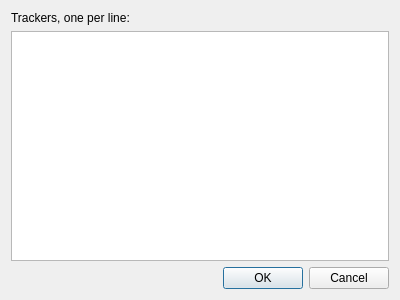
First picture: the form in src/plugins/bittorrent/trackerschanger.ui, repository 0xd34df00d/leechcraft, before the edit.
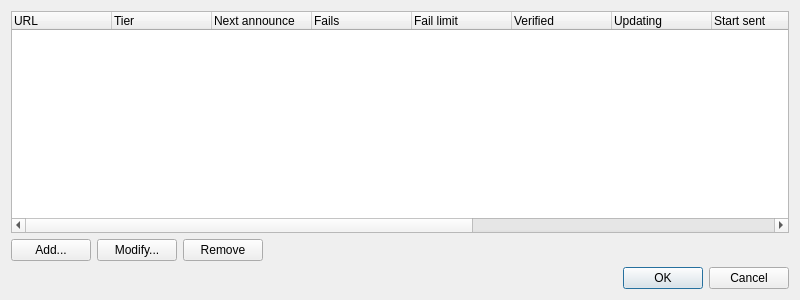
Second picture: the form after the edit.

Commit message: BitTorrent: better TrackersChanger.

```diff
--- a/src/plugins/bittorrent/trackerschanger.ui
+++ b/src/plugins/bittorrent/trackerschanger.ui
@@ -1,39 +1,147 @@
 <ui version="4.0" >
  <class>TrackersChanger</class>
- <widget class="QDialog" name="TrackersChanger" >
-  <property name="geometry" >
+ <widget class="QDialog" name="TrackersChanger">
+  <property name="geometry">
    <rect>
     <x>0</x>
     <y>0</y>
-    <width>400</width>
+    <width>800</width>
     <height>300</height>
    </rect>
   </property>
-  <property name="windowTitle" >
-   <string>Dialog</string>
+  <property name="sizePolicy">
+   <sizepolicy hsizetype="Expanding" vsizetype="Preferred">
+    <horstretch>0</horstretch>
+    <verstretch>0</verstretch>
+   </sizepolicy>
   </property>
-  <layout class="QVBoxLayout" >
+  <property name="windowTitle">
+   <string>Change trackers</string>
+  </property>
+  <layout class="QVBoxLayout" name="verticalLayout">
    <item>
-    <widget class="QLabel" name="label" >
-     <property name="text" >
-      <string>Trackers, one per line:</string>
+    <widget class="QTreeWidget" name="Trackers_">
+     <property name="editTriggers">
+      <set>QAbstractItemView::NoEditTriggers</set>
      </property>
+     <property name="rootIsDecorated">
+      <bool>false</bool>
+     </property>
+     <property name="uniformRowHeights">
+      <bool>true</bool>
+     </property>
+     <column>
+      <property name="text">
+       <string>URL</string>
+      </property>
+     </column>
+     <column>
+      <property name="text">
+       <string>Tier</string>
+      </property>
+     </column>
+     <column>
+      <property name="text">
+       <string>Next announce</string>
+      </property>
+     </column>
+     <column>
+      <property name="text">
+       <string>Fails</string>
+      </property>
+     </column>
+     <column>
+      <property name="text">
+       <string>Fail limit</string>
+      </property>
+     </column>
+     <column>
+      <property name="text">
+       <string>Verified</string>
+      </property>
+     </column>
+     <column>
+      <property name="text">
+       <string>Updating</string>
+      </property>
+     </column>
+     <column>
+      <property name="text">
+       <string>Start sent</string>
+      </property>
+     </column>
+     <column>
+      <property name="text">
+       <string>Complete sent</string>
+      </property>
+     </column>
+     <column>
+      <property name="text">
+       <string>From torrent</string>
+      </property>
+     </column>
+     <column>
+      <property name="text">
+       <string>From client</string>
+      </property>
+     </column>
+     <column>
+      <property name="text">
+       <string>From magnet</string>
+      </property>
+     </column>
+     <column>
+      <property name="text">
+       <string>From TeX</string>
+      </property>
+     </column>
     </widget>
    </item>
    <item>
-    <widget class="QTextEdit" name="TrackersEdit_" >
-     <property name="lineWrapMode" >
-      <enum>QTextEdit::NoWrap</enum>
-     </property>
-    </widget>
+    <layout class="QHBoxLayout" name="horizontalLayout">
+     <item>
+      <widget class="QPushButton" name="ButtonAdd_">
+       <property name="text">
+        <string>Add...</string>
+       </property>
+      </widget>
+     </item>
+     <item>
+      <widget class="QPushButton" name="ButtonModify_">
+       <property name="text">
+        <string>Modify...</string>
+       </property>
+      </widget>
+     </item>
+     <item>
+      <widget class="QPushButton" name="ButtonRemove_">
+       <property name="text">
+        <string>Remove</string>
+       </property>
+      </widget>
+     </item>
+     <item>
+      <spacer name="horizontalSpacer">
+       <property name="orientation">
+        <enum>Qt::Horizontal</enum>
+       </property>
+       <property name="sizeHint" stdset="0">
+        <size>
+         <width>40</width>
+         <height>20</height>
+        </size>
+       </property>
+      </spacer>
+     </item>
+    </layout>
    </item>
    <item>
-    <widget class="QDialogButtonBox" name="buttonBox" >
-     <property name="orientation" >
+    <widget class="QDialogButtonBox" name="buttonBox">
+     <property name="orientation">
       <enum>Qt::Horizontal</enum>
      </property>
-     <property name="standardButtons" >
-      <set>QDialogButtonBox::Cancel|QDialogButtonBox::NoButton|QDialogButtonBox::Ok</set>
+     <property name="standardButtons">
+      <set>QDialogButtonBox::Cancel|QDialogButtonBox::Ok</set>
      </property>
     </widget>
    </item>
```
Left out of the diff: 11 changed lines with no effect on the pictures. The commit also changes 8 other files.
